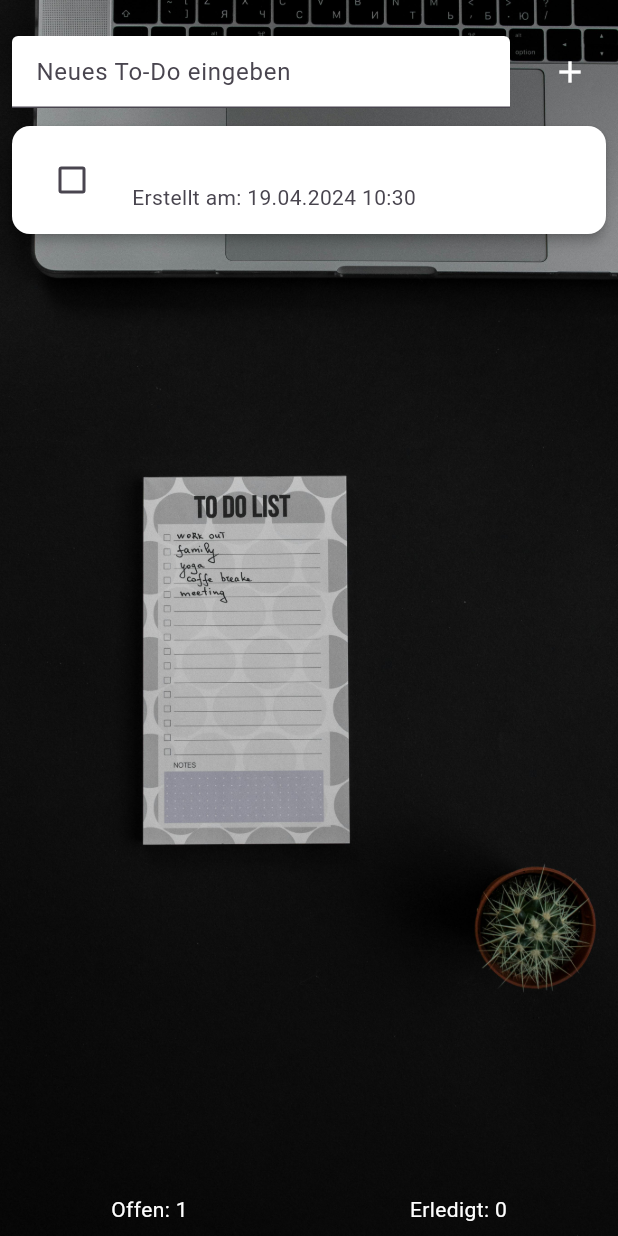
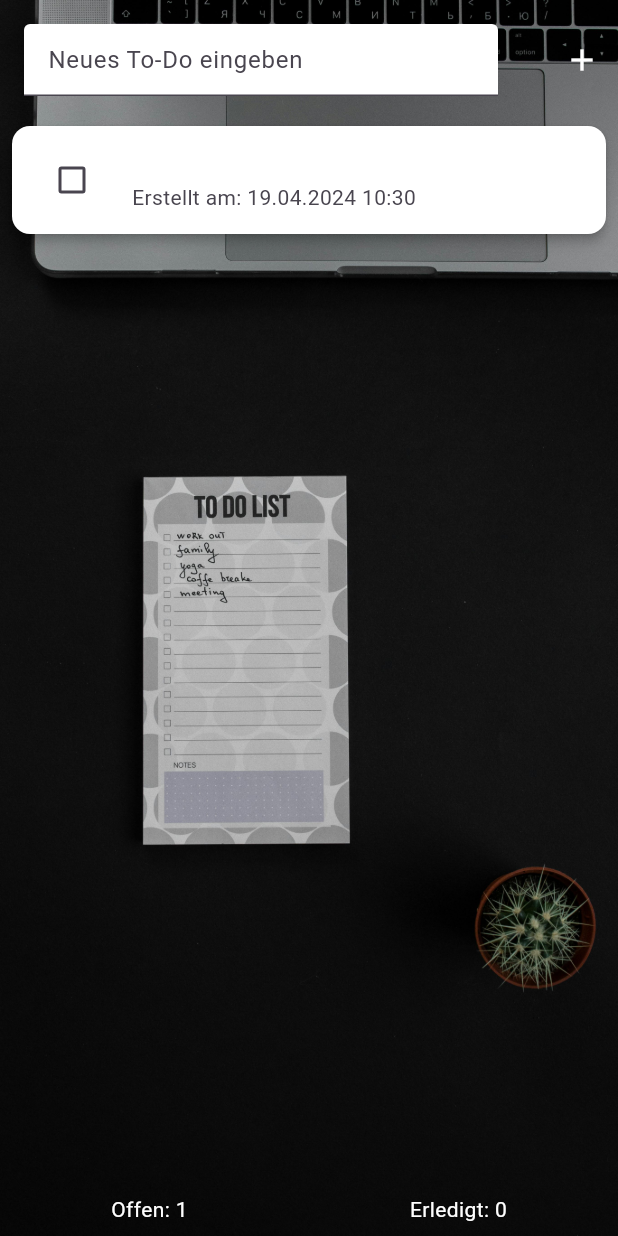
Before and after one commit to MarcusWassermann/ToDoList, a Flutter app: the screen it shows after launch, after a tap on the "add" icon, on a phone screen of 412 x 824 dp. Run offline on Flutter 3.47's test engine with Material 3 defaults, Android fonts, the phone set to English and light mode, and no system bars; our stand-ins replace shared_preferences.

Commit message:
Zweite Änderung

```diff
--- a/lib/todo_count_row.dart
+++ b/lib/todo_count_row.dart
@@ -1,4 +1,3 @@
-// todo_count_row.dart
 import 'package:flutter/material.dart';
 
 class TodoCountRow extends StatelessWidget {
--- a/lib/todo_input_field.dart
+++ b/lib/todo_input_field.dart
@@ -1,4 +1,3 @@
-// todo_input_field.dart
 import 'package:flutter/material.dart';
 
 class TodoInputField extends StatelessWidget {
@@ -8,12 +7,24 @@ class TodoInputField extends StatelessWidget {
 
   @override
   Widget build(BuildContext context) {
-    return TextField(
-      controller: controller,
-      decoration: const InputDecoration(
-        hintText: 'Neues To-Do eingeben',
-        filled: true,
-        fillColor: Colors.white,
+    return Padding(
+      padding: const EdgeInsets.all(8.0),
+      child: Row(
+        children: [
+          Expanded(
+            child: Padding(
+              padding: const EdgeInsets.only(right: 16.0),
+              child: TextField(
+                controller: controller,
+                decoration: const InputDecoration(
+                  hintText: 'Neues To-Do eingeben',
+                  filled: true,
+                  fillColor: Colors.white,
+                ),
+              ),
+            ),
+          ),
+        ],
       ),
     );
   }
--- a/lib/todo_item.dart
+++ b/lib/todo_item.dart
@@ -1,16 +1,25 @@
-// todo_item.dart
 import 'package:flutter/material.dart';
 import 'package:intl/intl.dart';
+import 'package:provider/provider.dart';
 import 'package:to_do_app/models/todo.dart';
+import 'package:to_do_app/repository/todo_provider.dart.dart';
 
 class TodoItem extends StatelessWidget {
   final Todo todo;
+  final int index;
 
-  const TodoItem({super.key, required this.todo});
+  const TodoItem({super.key, required this.todo, required this.index});
 
   @override
   Widget build(BuildContext context) {
-    return Card(
+    return Dismissible(
+      key: UniqueKey(),
+      onDismissed: (direction) {
+        // ToDo entfernt, wenn es weggeschoben wird
+        Provider.of<TodoProvider>(context, listen: false)
+            .removeTodoAtIndex(index);
+      },
+      child: Card(
         elevation: 3,
         margin: const EdgeInsets.symmetric(horizontal: 8, vertical: 4),
         color: todo.isDone ? Colors.grey[300] : Colors.white,
@@ -32,10 +41,12 @@ class TodoItem extends StatelessWidget {
           leading: Checkbox(
             value: todo.isDone,
             onChanged: (bool? newValue) {
-            // Status des ToDo umgeschaltet
-            // Hier sollte die Logik zum Aktualisieren des ToDo-Status hinzugefügt werden
+              //  Status des ToDo umgeschaltet
+              Provider.of<TodoProvider>(context, listen: false)
+                  .toggleTodoStatus(index);
             },
             activeColor: const Color.fromARGB(255, 215, 55, 19),
+          ),
         ),
       ),
     );
--- a/lib/todo_list_screen.dart.dart
+++ b/lib/todo_list_screen.dart.dart
@@ -1,4 +1,3 @@
-// todo_list_screen.dart
 import 'package:flutter/material.dart';
 import 'package:provider/provider.dart';
 import 'package:to_do_app/models/todo.dart';
@@ -36,15 +35,17 @@ class _TodoListScreenState extends State<TodoListScreen> {
                 ),
               ),
               Column(
+                crossAxisAlignment: CrossAxisAlignment.stretch,
                 children: [
-                  SizedBox(height: MediaQuery.of(context).padding.top + 16.0),
-                  Padding(
-                    padding: const EdgeInsets.all(8.0),
-                    child: Row(
+                  SizedBox(
+                      height: MediaQuery.of(context)
+                          .padding
+                          .top), // Berücksichtigt die Höhe der Statusleiste
+                  Row(
                     children: [
                       Expanded(
                         child: Padding(
-                            padding: const EdgeInsets.only(right: 16.0),
+                          padding: const EdgeInsets.all(8.0),
                           child: TodoInputField(controller: _controller),
                         ),
                       ),
@@ -64,13 +65,12 @@ class _TodoListScreenState extends State<TodoListScreen> {
                       ),
                     ],
                   ),
-                  ),
                   Expanded(
                     child: ListView.builder(
                       itemCount: todos.length,
                       itemBuilder: (context, index) {
                         final todo = todos[index];
-                        return TodoItem(todo: todo);
+                        return TodoItem(todo: todo, index: index);
                       },
                     ),
                   ),
```
Lines whose indentation alone changed are shown as unchanged.
